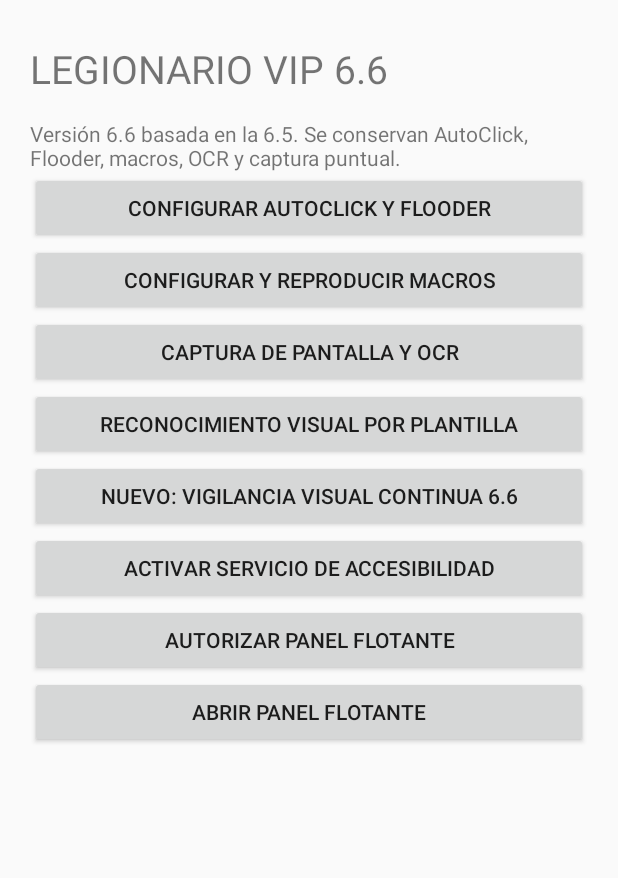
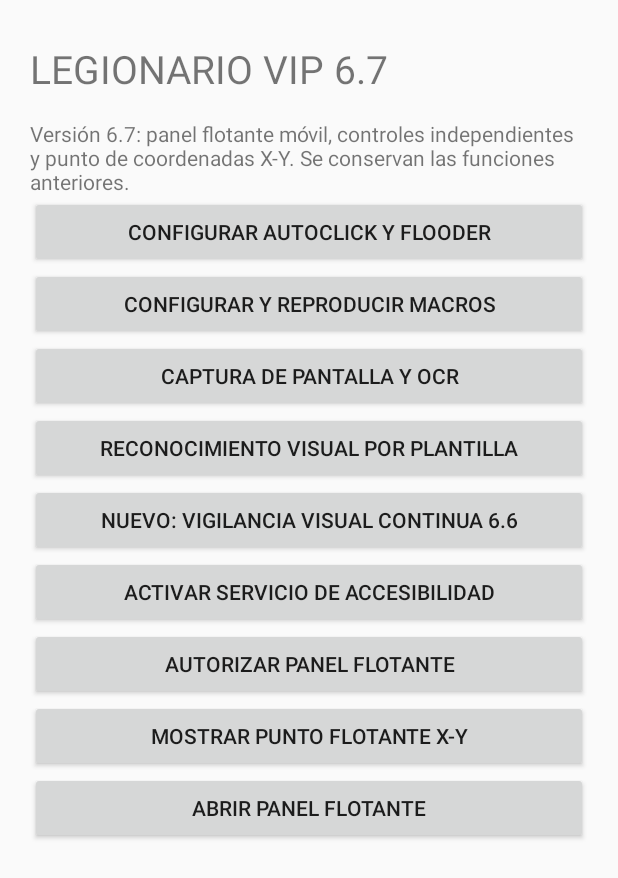
Before and after one commit to Jordyleandro/AutoClick-Legionario-VIP, an Android app: the screen it shows after launch (MainActivity), on a phone screen of 412 x 824 dp. Shown: the top 878 px of the screen. Run offline under Robolectric (Android 15) with nearby library versions, the phone set to English and light mode, and no system bars.

Commit message:
Expose coordinate point controls in app home

```diff
--- a/app/src/main/java/com/autoclicker/android/MainActivity.java
+++ b/app/src/main/java/com/autoclicker/android/MainActivity.java
@@ -17,12 +17,12 @@ public class MainActivity extends Activity {
         layout.setPadding(30, 42, 30, 30);
 
         TextView title = new TextView(this);
-        title.setText("LEGIONARIO VIP 6.6");
+        title.setText("LEGIONARIO VIP 6.7");
         title.setTextSize(26);
         layout.addView(title);
 
         TextView info = new TextView(this);
-        info.setText("\nVersión 6.6 basada en la 6.5. Se conservan AutoClick, Flooder, macros, OCR y captura puntual.");
+        info.setText("\nVersión 6.7: panel flotante móvil, controles independientes y punto de coordenadas X-Y. Se conservan las funciones anteriores.");
         layout.addView(info);
 
         Button config = new Button(this);
@@ -61,6 +61,14 @@ public class MainActivity extends Activity {
                 Uri.parse("package:" + getPackageName()))));
         layout.addView(overlay);
 
+        Button point = new Button(this);
+        point.setText("MOSTRAR PUNTO FLOTANTE X-Y");
+        point.setOnClickListener(v -> {
+            if (Settings.canDrawOverlays(this)) startService(new Intent(this, CoordinatePointService.class));
+            else startActivity(new Intent(Settings.ACTION_MANAGE_OVERLAY_PERMISSION, Uri.parse("package:" + getPackageName())));
+        });
+        layout.addView(point);
+
         Button start = new Button(this);
         start.setText("ABRIR PANEL FLOTANTE");
         start.setOnClickListener(v -> startService(new Intent(this, FloatingPanelService.class)));
```
